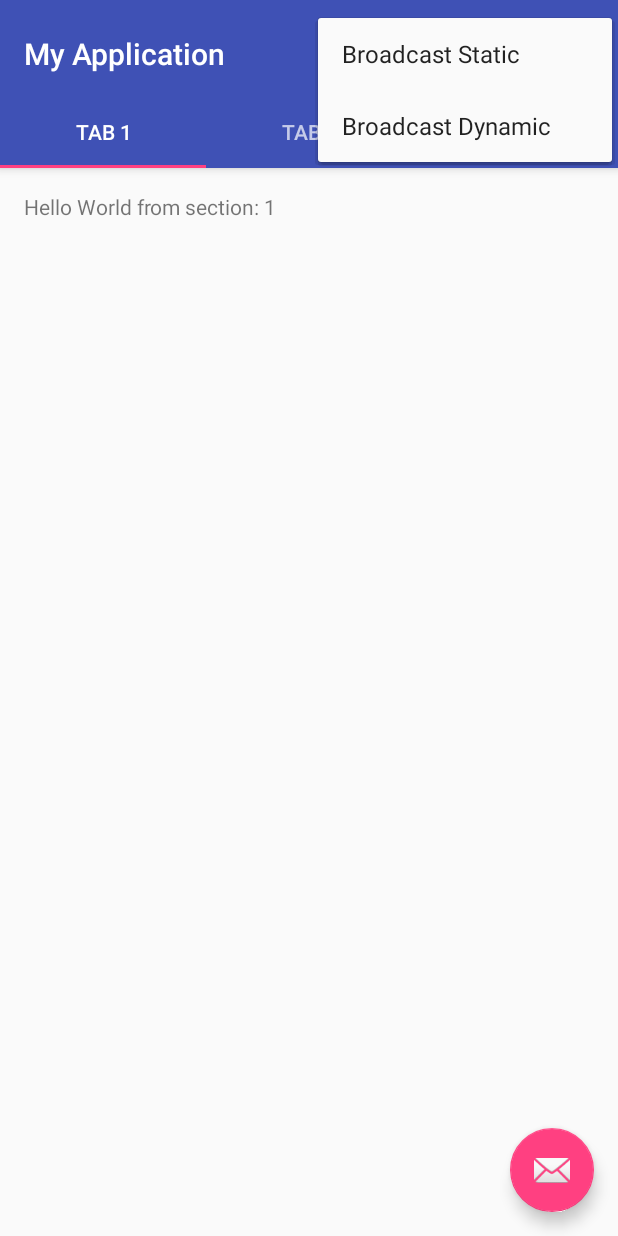
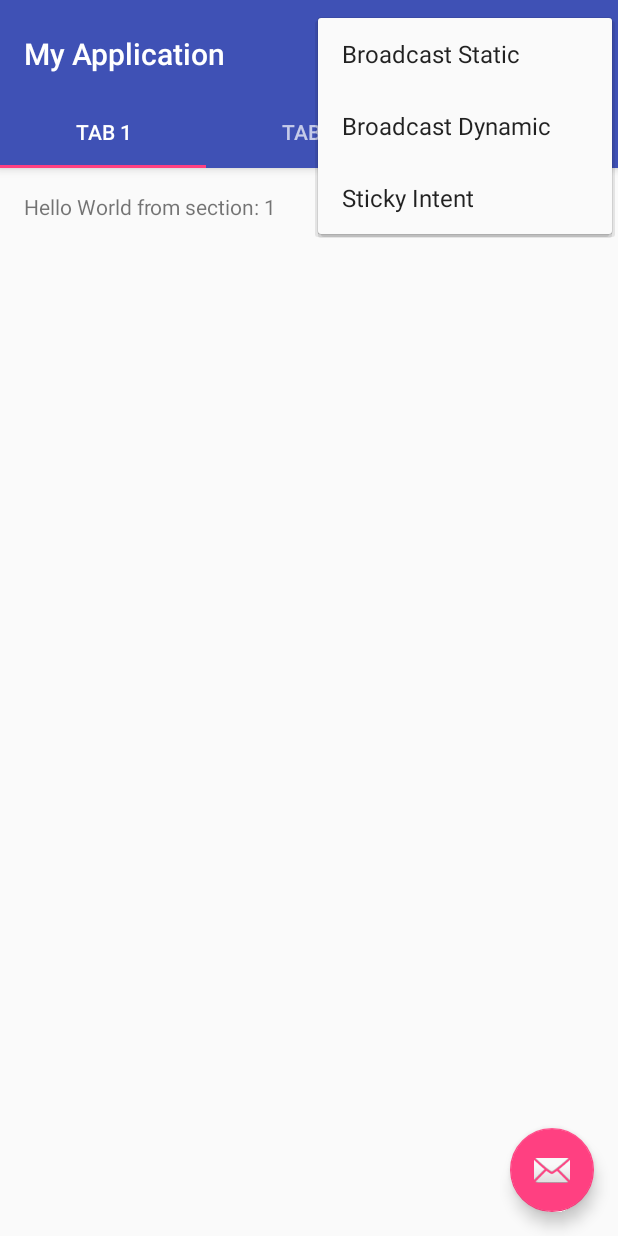
Before and after one commit to YershovAleksandr/Android_021, an Android app: the screen it shows after launch (MainActivity), with the options menu open, on a phone screen of 412 x 824 dp. Run offline under Robolectric (Android 15) with nearby library versions, the phone set to English and light mode, and no system bars.

Commit message:
Sticky Intent Broadcast Receiver done

```diff
--- a/myapplication/src/main/AndroidManifest.xml
+++ b/myapplication/src/main/AndroidManifest.xml
@@ -32,6 +32,7 @@
         </receiver>
 
         <activity android:name=".SingleBroadcast2" android:label="Dynamic Broadcast" />
+        <activity android:name=".StickyIntentBroadcastReceiverActivity" android:label="Sticky Intent" />
 
     </application>
 
--- a/myapplication/src/main/res/menu/menu_main.xml
+++ b/myapplication/src/main/res/menu/menu_main.xml
@@ -14,5 +14,11 @@
         android:title="@string/action_settings2"
         app:showAsAction="never" />
 
+    <item
+        android:id="@+id/action_settings3"
+        android:orderInCategory="300"
+        android:title="@string/action_settings3"
+        app:showAsAction="never" />
+
 
 </menu>
--- a/myapplication/src/main/res/values/strings.xml
+++ b/myapplication/src/main/res/values/strings.xml
@@ -6,6 +6,7 @@
 
     <string name="action_settings1">Broadcast Static</string>
     <string name="action_settings2">Broadcast Dynamic</string>
+    <string name="action_settings3">Sticky Intent</string>
 
     <string name="section_format">Hello World from section: %1$d</string>
 
```
Also changed, not shown: myapplication/src/main/java/com/nam/myapplication/MainActivity.java (+7 -0 lines), myapplication/src/main/java/com/nam/myapplication/StickyIntentBroadcastReceiverActivity.java (added, +44 -0 lines), myapplication/src/main/res/layout/main3.xml (added, +10 -0 lines).
